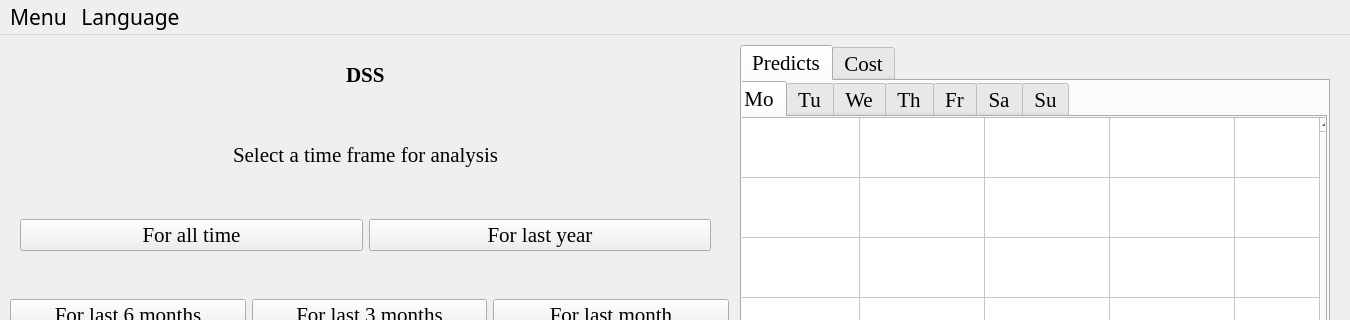
Above: src/view/mainwindow.ui from Vemestael/gw-dss-cpp before the change; both pictures show x 0 to 1350 and y 0 to 320 of the 1350 by 800 pixel window. Below: the same form after it.
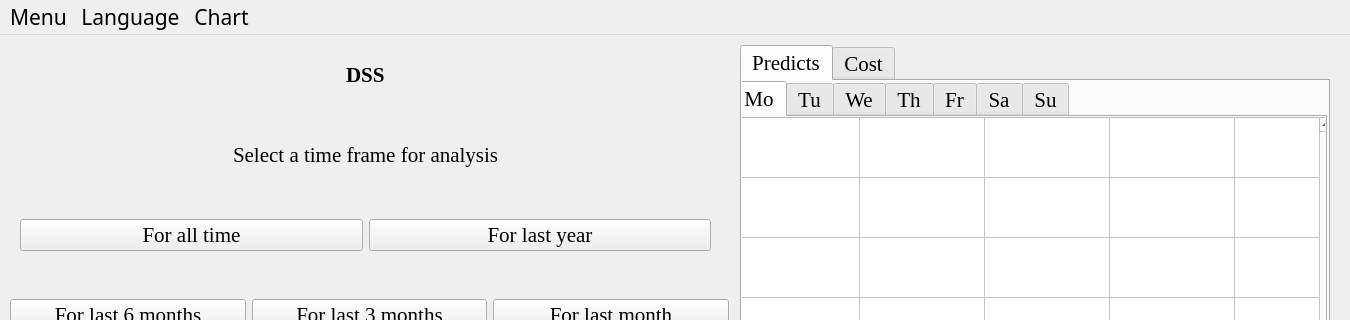
That is the form after the change.

Commit message: add chart window & etc

What changed in the file:
```diff
--- a/src/view/mainwindow.ui
+++ b/src/view/mainwindow.ui
@@ -1315,8 +1315,18 @@
     <addaction name="ukLang"/>
     <addaction name="ruLang"/>
    </widget>
+   <widget class="QMenu" name="menuChart">
+    <property name="title">
+     <string>Chart</string>
+    </property>
+    <addaction name="actionChartTimescale"/>
+    <addaction name="actionChartByWeekDays"/>
+    <addaction name="actionChartByWorkShifts"/>
+    <addaction name="actionChartByHours"/>
+   </widget>
    <addaction name="menu"/>
    <addaction name="menu_2"/>
+   <addaction name="menuChart"/>
   </widget>
   <widget class="QStatusBar" name="statusbar"/>
   <action name="actionDbPath">
```
Left out of the diff: 54 changed lines with no effect on the pictures. The commit also changes 9 other files.
